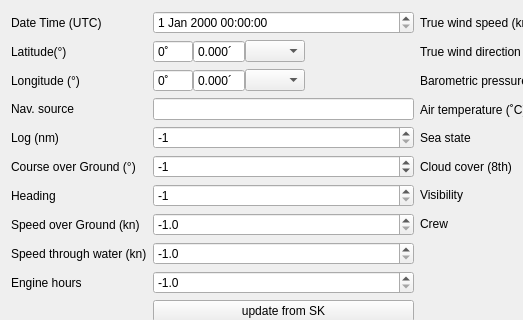
rodegerdts/QPlogbook, file src/ui/Dialog_edit.ui: the form before one commit; both pictures show x 0 to 523 and y 0 to 320 of the 834 by 754 pixel window.
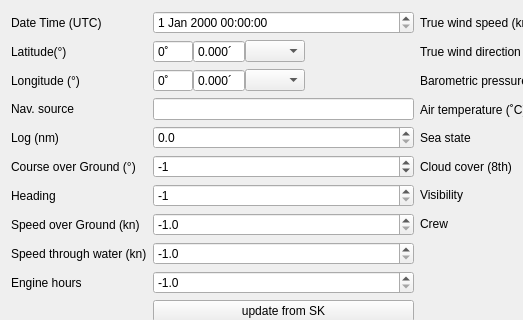
The form after the commit.

Diff of the .ui file:
```diff
--- a/src/ui/Dialog_edit.ui
+++ b/src/ui/Dialog_edit.ui
@@ -63,22 +63,6 @@
          </property>
         </widget>
        </item>
-       <item row="4" column="1">
-        <widget class="QSpinBox" name="logEdit">
-         <property name="buttonSymbols">
-          <enum>QAbstractSpinBox::ButtonSymbols::UpDownArrows</enum>
-         </property>
-         <property name="minimum">
-          <number>-1</number>
-         </property>
-         <property name="maximum">
-          <number>10000000</number>
-         </property>
-         <property name="value">
-          <number>-1</number>
-         </property>
-        </widget>
-       </item>
        <item row="5" column="0">
         <widget class="QLabel" name="label_7">
          <property name="text">
@@ -374,6 +358,19 @@
          </property>
         </spacer>
        </item>
+       <item row="4" column="1">
+        <widget class="QDoubleSpinBox" name="logEdit">
+         <property name="buttonSymbols">
+          <enum>QAbstractSpinBox::ButtonSymbols::UpDownArrows</enum>
+         </property>
+         <property name="decimals">
+          <number>1</number>
+         </property>
+         <property name="maximum">
+          <double>100000.000000000000000</double>
+         </property>
+        </widget>
+       </item>
       </layout>
      </item>
      <item>
```
